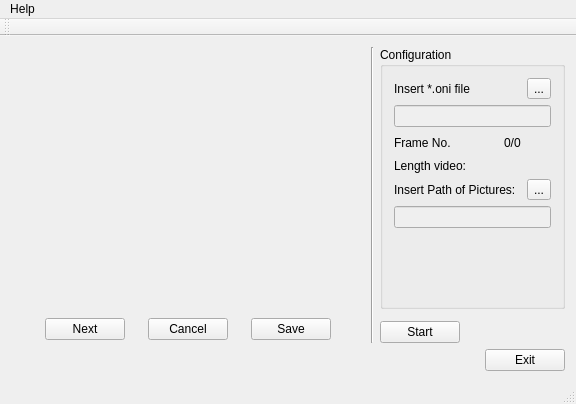
The window that mainwindow.ui (danielelic/Annotation-Toolbox) describes before a commit, drawn with Qt 5.
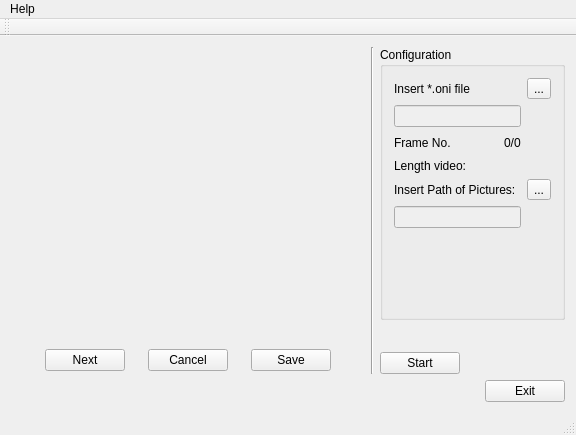
The same window after the commit.

Patch:
```diff
--- a/mainwindow.ui
+++ b/mainwindow.ui
@@ -7,7 +7,7 @@
     <x>0</x>
     <y>0</y>
     <width>576</width>
-    <height>404</height>
+    <height>435</height>
    </rect>
   </property>
   <property name="windowTitle">
@@ -34,7 +34,7 @@
       </property>
      </widget>
     </item>
-    <item row="0" column="3" rowspan="3">
+    <item row="0" column="3" rowspan="4">
      <widget class="Line" name="line">
       <property name="orientation">
        <enum>Qt::Vertical</enum>
@@ -46,7 +46,7 @@
       <property name="title">
        <string>Configuration</string>
       </property>
-      <layout class="QGridLayout" name="gridLayout">
+      <layout class="QGridLayout" name="gridLayout_4">
        <item row="0" column="0" colspan="2">
         <widget class="QLabel" name="labelPathOni">
          <property name="text">
@@ -54,32 +54,59 @@
          </property>
         </widget>
        </item>
-       <item row="0" column="3">
+       <item row="0" column="2">
         <widget class="QToolButton" name="toolButtonPathOni">
          <property name="text">
           <string>...</string>
          </property>
         </widget>
        </item>
-       <item row="2" column="0">
-        <widget class="QLabel" name="labelNoFrame">
-         <property name="text">
-          <string>Frame No.</string>
+       <item row="1" column="0" colspan="2">
+        <widget class="QLineEdit" name="lineEditPathOni">
+         <property name="enabled">
+          <bool>false</bool>
+         </property>
+         <property name="sizePolicy">
+          <sizepolicy hsizetype="Expanding" vsizetype="Fixed">
+           <horstretch>0</horstretch>
+           <verstretch>0</verstretch>
+          </sizepolicy>
          </property>
         </widget>
        </item>
-       <item row="2" column="1">
-        <spacer name="horizontalSpacer">
-         <property name="orientation">
-          <enum>Qt::Horizontal</enum>
-         </property>
-         <property name="sizeHint" stdset="0">
-          <size>
-           <width>26</width>
-           <height>20</height>
-          </size>
-         </property>
-        </spacer>
+       <item row="2" column="0" colspan="2">
+        <layout class="QGridLayout" name="gridLayout">
+         <item row="0" column="0">
+          <widget class="QLabel" name="labelNoFrame">
+           <property name="text">
+            <string>Frame No.</string>
+           </property>
+          </widget>
+         </item>
+         <item row="0" column="1">
+          <spacer name="horizontalSpacer">
+           <property name="orientation">
+            <enum>Qt::Horizontal</enum>
+           </property>
+           <property name="sizeType">
+            <enum>QSizePolicy::Expanding</enum>
+           </property>
+           <property name="sizeHint" stdset="0">
+            <size>
+             <width>26</width>
+             <height>20</height>
+            </size>
+           </property>
+          </spacer>
+         </item>
+         <item row="0" column="2">
+          <widget class="QLabel" name="labelFrameCounter">
+           <property name="text">
+            <string>0/0</string>
+           </property>
+          </widget>
+         </item>
+        </layout>
        </item>
        <item row="3" column="0">
         <widget class="QLabel" name="labelLength">
@@ -88,20 +115,33 @@
          </property>
         </widget>
        </item>
-       <item row="4" column="0" colspan="3">
+       <item row="4" column="0" colspan="2">
         <widget class="QLabel" name="labelPathPics">
          <property name="text">
           <string>Insert Path of Pictures:</string>
          </property>
         </widget>
        </item>
-       <item row="4" column="3">
+       <item row="4" column="2">
         <widget class="QToolButton" name="toolButtonPathPics">
          <property name="text">
           <string>...</string>
          </property>
         </widget>
        </item>
+       <item row="5" column="0" colspan="2">
+        <widget class="QLineEdit" name="lineEditPathPics">
+         <property name="enabled">
+          <bool>false</bool>
+         </property>
+         <property name="sizePolicy">
+          <sizepolicy hsizetype="Expanding" vsizetype="Fixed">
+           <horstretch>0</horstretch>
+           <verstretch>0</verstretch>
+          </sizepolicy>
+         </property>
+        </widget>
+       </item>
        <item row="6" column="1">
         <spacer name="verticalSpacer">
          <property name="orientation">
@@ -115,43 +155,10 @@
          </property>
         </spacer>
        </item>
-       <item row="5" column="0" colspan="4">
-        <widget class="QLineEdit" name="lineEditPathPics">
-         <property name="enabled">
-          <bool>false</bool>
-         </property>
-         <property name="sizePolicy">
-          <sizepolicy hsizetype="Expanding" vsizetype="Fixed">
-           <horstretch>0</horstretch>
-           <verstretch>0</verstretch>
-          </sizepolicy>
-         </property>
-        </widget>
-       </item>
-       <item row="1" column="0" colspan="4">
-        <widget class="QLineEdit" name="lineEditPathOni">
-         <property name="enabled">
-          <bool>false</bool>
-         </property>
-         <property name="sizePolicy">
-          <sizepolicy hsizetype="Expanding" vsizetype="Fixed">
-           <horstretch>0</horstretch>
-           <verstretch>0</verstretch>
-          </sizepolicy>
-         </property>
-        </widget>
-       </item>
-       <item row="2" column="2">
-        <widget class="QLabel" name="labelFrameCounter">
-         <property name="text">
-          <string>0/0</string>
-         </property>
-        </widget>
-       </item>
       </layout>
      </widget>
     </item>
-    <item row="1" column="0" rowspan="2">
+    <item row="2" column="0" rowspan="2">
      <spacer name="horizontalSpacer_2">
       <property name="orientation">
        <enum>Qt::Horizontal</enum>
@@ -164,7 +171,7 @@
       </property>
      </spacer>
     </item>
-    <item row="1" column="1" rowspan="2">
+    <item row="2" column="1" rowspan="2">
      <layout class="QGridLayout" name="gridLayout_2">
       <item row="0" column="0">
        <widget class="QPushButton" name="pushButtonNext">
@@ -207,7 +214,7 @@
       </item>
      </layout>
     </item>
-    <item row="1" column="2" rowspan="2">
+    <item row="2" column="2" rowspan="2">
      <spacer name="horizontalSpacer_5">
       <property name="orientation">
        <enum>Qt::Horizontal</enum>
@@ -220,7 +227,7 @@
       </property>
      </spacer>
     </item>
-    <item row="2" column="4">
+    <item row="3" column="4">
      <widget class="QPushButton" name="pushButtonStart">
       <property name="sizePolicy">
        <sizepolicy hsizetype="Fixed" vsizetype="Fixed">
@@ -233,7 +240,7 @@
       </property>
      </widget>
     </item>
-    <item row="3" column="0" colspan="3">
+    <item row="4" column="0" colspan="3">
      <spacer name="horizontalSpacer_3">
       <property name="orientation">
        <enum>Qt::Horizontal</enum>
@@ -249,7 +256,7 @@
       </property>
      </spacer>
     </item>
-    <item row="3" column="4">
+    <item row="4" column="4">
      <spacer name="horizontalSpacer_6">
       <property name="orientation">
        <enum>Qt::Horizontal</enum>
@@ -262,7 +269,7 @@
       </property>
      </spacer>
     </item>
-    <item row="3" column="5">
+    <item row="4" column="5">
      <widget class="QPushButton" name="pushButtonExit">
       <property name="sizePolicy">
        <sizepolicy hsizetype="Fixed" vsizetype="Fixed">
@@ -275,6 +282,16 @@
       </property>
      </widget>
     </item>
+    <item row="1" column="1">
+     <widget class="QLabel" name="labelFileName">
+      <property name="text">
+       <string/>
+      </property>
+      <property name="alignment">
+       <set>Qt::AlignCenter</set>
+      </property>
+     </widget>
+    </item>
    </layout>
   </widget>
   <widget class="QMenuBar" name="menuBar">
```
